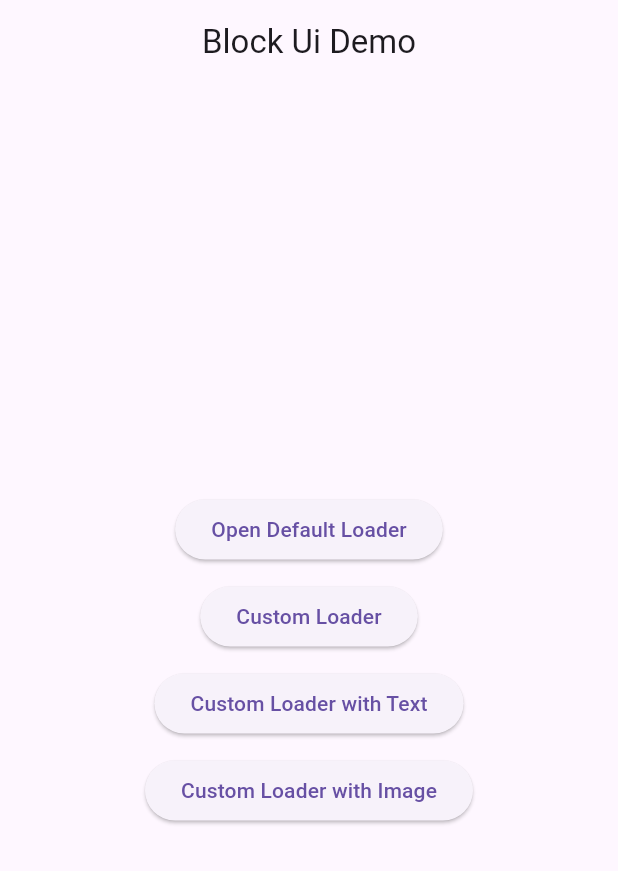
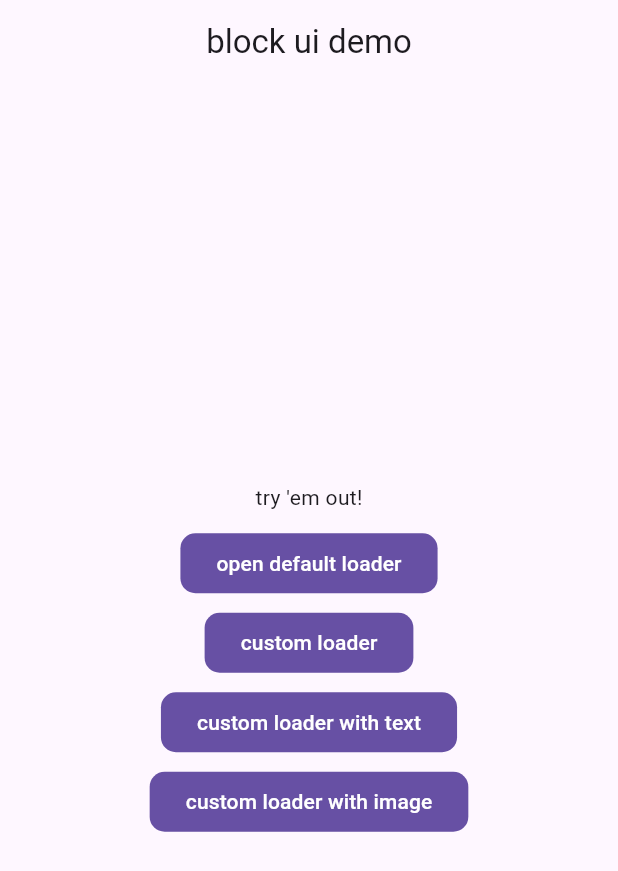
Before and after one commit to uvineet53/block_ui, a Flutter app: the screen it shows after launch, on a phone screen of 412 x 824 dp. Shown: the top 871 px of the screen. Run offline on Flutter 3.47's test engine with Material 3 defaults, Android fonts, the phone set to English and light mode, and no system bars; our stand-ins replace flutter_spinkit.

```diff
--- a/example/lib/main.dart
+++ b/example/lib/main.dart
@@ -10,7 +10,7 @@ class MyApp extends StatelessWidget {
   @override
   Widget build(BuildContext context) {
     return MaterialApp(
-      title: 'Block Ui Demo',
+      title: 'block ui demo',
       theme: ThemeData(
         primarySwatch: Colors.blue,
       ),
@@ -24,25 +24,43 @@ class MyHomePage extends StatelessWidget {
   Widget build(BuildContext context) {
     return Scaffold(
       appBar: AppBar(
-        title: Text("Block Ui Demo"),
+        title: Text("block ui demo"),
         centerTitle: true,
       ),
       body: Center(
         child: Column(
           mainAxisAlignment: MainAxisAlignment.center,
           children: [
-            ElevatedButton(
+            Padding(
+              padding: const EdgeInsets.only(bottom: 10.0),
+              child: Text("try 'em out!"),
+            ),
+            FilledButton(
+              style: ButtonStyle(
+                shape: MaterialStateProperty.all<RoundedRectangleBorder>(
+                  RoundedRectangleBorder(
+                    borderRadius: BorderRadius.circular(10.0),
+                  ),
+                ),
+              ),
               onPressed: () async {
                 BlockUi.show(context);
                 await Future.delayed(Duration(milliseconds: 1000));
                 BlockUi.hide(context);
               },
-              child: Text("Open Default Loader"),
+              child: Text("open default loader"),
             ),
             const SizedBox(
-              height: 10,
+              height: 5,
             ),
-            ElevatedButton(
+            FilledButton(
+              style: ButtonStyle(
+                shape: MaterialStateProperty.all<RoundedRectangleBorder>(
+                  RoundedRectangleBorder(
+                    borderRadius: BorderRadius.circular(10.0),
+                  ),
+                ),
+              ),
               onPressed: () async {
                 BlockUi.show(context,
                     backgroundColor: Colors.green,
@@ -50,12 +68,19 @@ class MyHomePage extends StatelessWidget {
                 await Future.delayed(Duration(milliseconds: 1000));
                 BlockUi.hide(context);
               },
-              child: Text("Custom Loader"),
+              child: Text("custom loader"),
             ),
             const SizedBox(
-              height: 10,
+              height: 5,
             ),
-            ElevatedButton(
+            FilledButton(
+              style: ButtonStyle(
+                shape: MaterialStateProperty.all<RoundedRectangleBorder>(
+                  RoundedRectangleBorder(
+                    borderRadius: BorderRadius.circular(10.0),
+                  ),
+                ),
+              ),
               onPressed: () async {
                 BlockUi.show(context,
                     backgroundColor: Colors.blue,
@@ -70,12 +95,19 @@ class MyHomePage extends StatelessWidget {
                 await Future.delayed(Duration(milliseconds: 1000));
                 BlockUi.hide(context);
               },
-              child: Text("Custom Loader with Text"),
+              child: Text("custom loader with text"),
             ),
             const SizedBox(
-              height: 10,
+              height: 5,
             ),
-            ElevatedButton(
+            FilledButton(
+              style: ButtonStyle(
+                shape: MaterialStateProperty.all<RoundedRectangleBorder>(
+                  RoundedRectangleBorder(
+                    borderRadius: BorderRadius.circular(10.0),
+                  ),
+                ),
+              ),
               onPressed: () async {
                 BlockUi.show(context,
                     backgroundWidget: Image.network(
@@ -89,7 +121,7 @@ class MyHomePage extends StatelessWidget {
                 await Future.delayed(Duration(milliseconds: 2000));
                 BlockUi.hide(context);
               },
-              child: Text("Custom Loader with Image"),
+              child: Text("custom loader with image"),
             ),
           ],
         ),
--- a/lib/block_ui.dart
+++ b/lib/block_ui.dart
@@ -2,31 +2,26 @@ library block_ui;
 
 import 'package:flutter/material.dart';
 
-class BlockUi {
-  ///Default static values for various parameters in BlockUi Class
-  static const Widget _centerWidget = CircularProgressIndicator();
-  static const Color _backgroundColor = Colors.transparent;
-  static const Widget _backgroundWidget = CircularProgressIndicator(
+const Widget _defaultChild = CircularProgressIndicator();
+const Color _defaultBackgroundColor = Colors.transparent;
+const Widget _defaultBackgroundWidget = CircularProgressIndicator(
   color: Colors.transparent,
   backgroundColor: Colors.transparent,
 );
 
-  ///Function to Show the loader using context
+class BlockUi {
   static void show(
     BuildContext context, {
-    Widget child = _centerWidget,
-    Color backgroundColor = _backgroundColor,
-    Widget backgroundWidget = _backgroundWidget,
+    Widget child = _defaultChild,
+    Color backgroundColor = _defaultBackgroundColor,
+    Widget backgroundWidget = _defaultBackgroundWidget,
   }) {
-    WidgetsBinding.instance!.addPostFrameCallback((_) {
     showDialog(
       barrierDismissible: false,
       context: context,
       builder: (BuildContext buildContext) {
-          return WillPopScope(
-            onWillPop: () {
-              return Future.value(false);
-            },
+        return PopScope(
+          onPopInvoked: (bool? value) => Future.value(false),
           child: Container(
             color: backgroundColor,
             child: Stack(
@@ -39,15 +34,14 @@ class BlockUi {
                   ),
                 ),
               ],
-                )),
+            ),
+          ),
         );
       },
     );
-    });
   }
 
-  ///Function to hide the loader using context
   static void hide(BuildContext context) {
-    Navigator?.of(context).pop();
+    Navigator.of(context).pop();
   }
 }
```
Also changed, not shown: example/pubspec.lock, pubspec.lock, 4 other files. Lines whose indentation alone changed are shown as unchanged.
